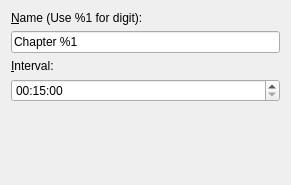
Qt form plugins/video/autochapters.ui (google-code-export/kmediafactory) before a commit.
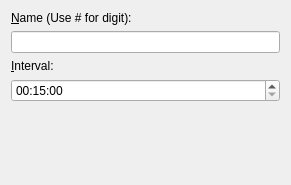
The same form after that commit.

The edit to the form file:
```diff
--- a/plugins/video/autochapters.ui
+++ b/plugins/video/autochapters.ui
@@ -22,10 +22,7 @@
    <item>
     <widget class="QLabel" name="nameLabel" >
      <property name="text" >
-      <string>&amp;Name (Use %1 for digit):</string>
-     </property>
-     <property name="wordWrap" >
-      <bool>false</bool>
+      <string>&amp;Name (Use # for digit):</string>
      </property>
      <property name="buddy" >
       <cstring>nameEdit</cstring>
@@ -33,11 +30,7 @@
     </widget>
    </item>
    <item>
-    <widget class="QLineEdit" name="nameEdit" >
-     <property name="text" >
-      <string>Chapter %1</string>
-     </property>
-    </widget>
+    <widget class="QLineEdit" name="nameEdit" />
    </item>
    <item>
     <widget class="QLabel" name="intervalLabel" >
@@ -87,7 +80,6 @@
    </item>
   </layout>
  </widget>
- <layoutdefault spacing="6" margin="11" />
  <layoutfunction spacing="KDialog::spacingHint" margin="KDialog::marginHint" />
  <pixmapfunction>BTN_ICON</pixmapfunction>
  <includes>
```
Left out of the diff: 7 changed lines with no effect on the pictures.
